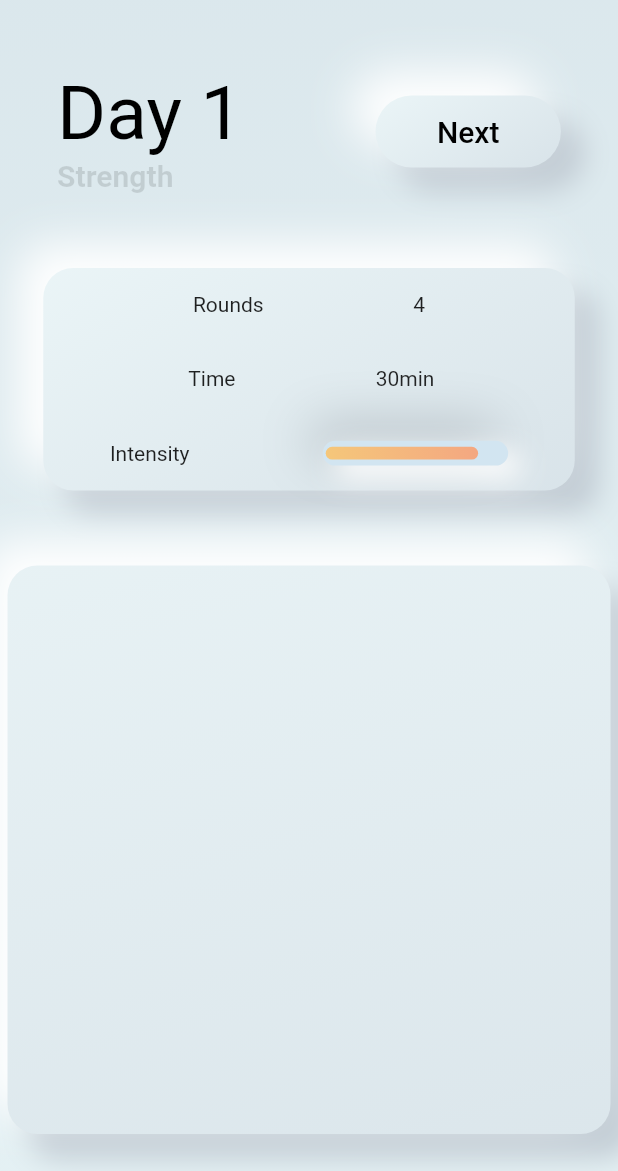
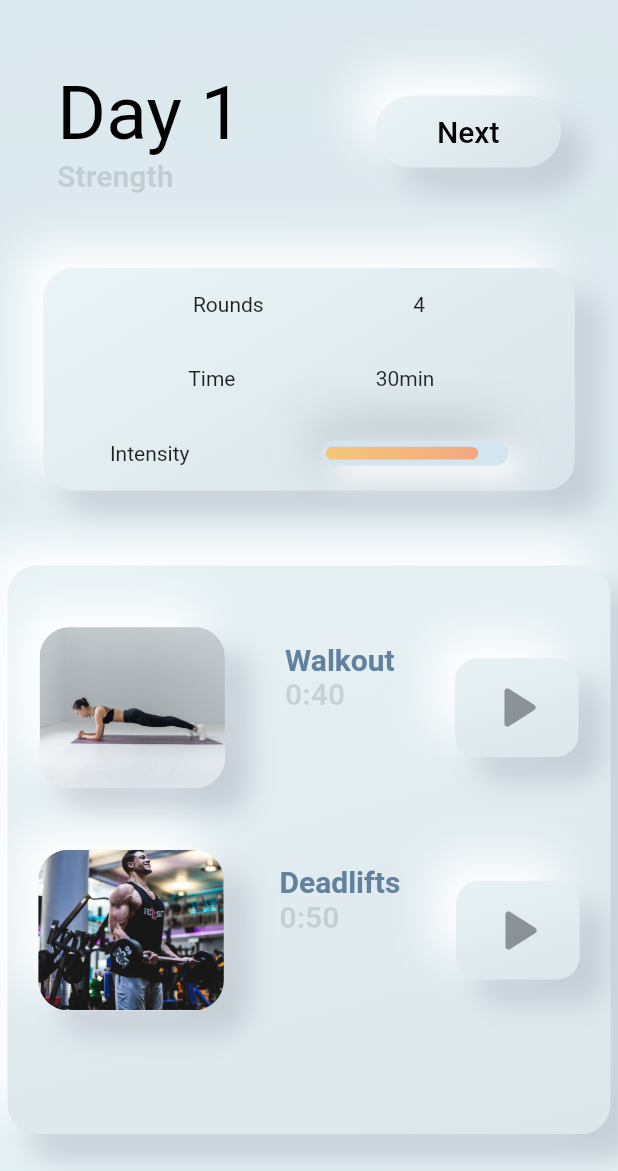
Before and after one commit to KS9004/flutter_fitness_ui_app, a Flutter app: the screen it shows after launch, on a phone screen of 412 x 824 dp, the part 65-1236 px from its top. Run offline on Flutter 3.47's test engine with Material 2 defaults, Android fonts, the phone set to English and light mode, and no system bars; our stand-ins replace font_awesome_flutter, get.

Commit message:
added video section for fitness

```diff
--- a/lib/fitness.dart
+++ b/lib/fitness.dart
@@ -1,7 +1,9 @@
+import 'package:fitness_ui_app/fitnessList.dart';
 import 'package:flutter/material.dart';
 import 'package:font_awesome_flutter/font_awesome_flutter.dart';
 
 class Fitness extends StatelessWidget {
+var fit = FitnessData();
   @override
   Widget build(BuildContext context) {
     MediaQueryData deviceSize = MediaQuery.of(context);
@@ -229,7 +231,97 @@ class Fitness extends StatelessWidget {
                          ),
                        ]
                    ),
-                   child: MaterialButton()
+                   child:ListView.builder(
+                        itemCount: fit.fitnessList.length,
+                       itemBuilder: (BuildContext context,int index){
+                     return Row(
+                        mainAxisAlignment: MainAxisAlignment.spaceAround,
+                       children: [
+                         Container(
+                           margin: EdgeInsets.only(left: deviceSize.size.width*0.03,top: deviceSize.size.height*0.05),
+                           width: deviceSize.size.width*0.3,
+                           height: deviceSize.size.height*0.13,
+                           decoration: BoxDecoration(
+                             image:DecorationImage(
+                               image: AssetImage(fit.fitnessList[index]['picture'],
+                               ),
+                               fit: BoxFit.cover
+                             ),
+                               borderRadius: BorderRadius.circular(20.0),
+                               gradient: LinearGradient(
+                                   begin: Alignment(-1.0, -4.0),
+                                   end: Alignment(1.0, 4.0),
+                                   colors: [
+                                     Color(0xfff5ffff),
+                                     Color(0xffced9e1)
+                                   ]
+                               ),
+                               boxShadow: [
+                                 BoxShadow(
+                                     offset: Offset(15, 15),
+                                     color: Color(0xffc3cdd5),
+                                     blurRadius: 15,
+                                     spreadRadius: 1.0
+                                 ),
+                                 BoxShadow(
+                                   offset: Offset(-15, -15),
+                                   color: Color(0xffffffff),
+                                   blurRadius: 25,
+                                   spreadRadius: 1.0,
+                                 ),
+                               ]
+                           ),
+
+                         ),
+                         SizedBox(width: deviceSize.size.width*0.01,),
+                         RichText(
+                           text: TextSpan(text: fit.fitnessList[index]['name'],
+                             style: TextStyle(color: Color(0xff62819D),fontSize: 20.0,
+                                 fontWeight: FontWeight.bold),
+                             children: [
+                               TextSpan(text: fit.fitnessList[index]['duration'],style: TextStyle(
+                                   fontSize: 20.0,
+                                   color: Colors.black12,
+                                   fontWeight: FontWeight.bold
+                               )),
+                             ]
+                         ),
+                         ),
+                         SizedBox(width: deviceSize.size.width*0.01,),
+                         Container(
+                           margin: EdgeInsets.only(top: deviceSize.size.height*0.05,right: deviceSize.size.width*0.03),
+                           width: deviceSize.size.width*0.2,
+                           height: deviceSize.size.height*0.08,
+                           decoration: BoxDecoration(
+                               borderRadius: BorderRadius.circular(15.0),
+                               gradient: LinearGradient(
+                                   begin: Alignment(-1.0, -4.0),
+                                   end: Alignment(1.0, 4.0),
+                                   colors: [
+                                     Color(0xfff5ffff),
+                                     Color(0xffced9e1)
+                                   ]
+                               ),
+                               boxShadow: [
+                                 BoxShadow(
+                                     offset: Offset(15, 15),
+                                     color: Color(0xffc3cdd5),
+                                     blurRadius: 15,
+                                     spreadRadius: 1.0
+                                 ),
+                                 BoxShadow(
+                                   offset: Offset(-15, -15),
+                                   color: Color(0xffffffff),
+                                   blurRadius: 25,
+                                   spreadRadius: 1.0,
+                                 ),
+                               ]
+                           ),
+                           child: IconButton(icon:Icon(Icons.play_arrow_rounded,size: 50.0,),),
+                         ),
+                       ],
+                     );
+                   }),
                ),
              ],
            ),
--- /dev/null
+++ b/lib/fitnessList.dart
@@ -0,0 +1,15 @@
+class FitnessData{
+  List fitnessList =[
+    {
+      'name':"Walkout\n",
+      'picture':"assets/walout.jpg",
+      'duration':'0:40'
+    },
+
+    {
+      'name':"Deadlifts\n",
+      'picture':"assets/deadlifts.jpg",
+      'duration':'0:50'
+    }
+  ];
+}
--- a/pubspec.yaml
+++ b/pubspec.yaml
@@ -49,8 +49,8 @@ flutter:
   uses-material-design: true
 
   # To add assets to your application, add an assets section, like this:
-  # assets:
-  #   - images/a_dot_burr.jpeg
+  assets:
+    - assets/
   #   - images/a_dot_ham.jpeg
 
   # An image asset can refer to one or more resolution-specific "variants", see
```
Also changed, not shown: assets/deadlifts.jpg (added), assets/walout.jpg (added).
